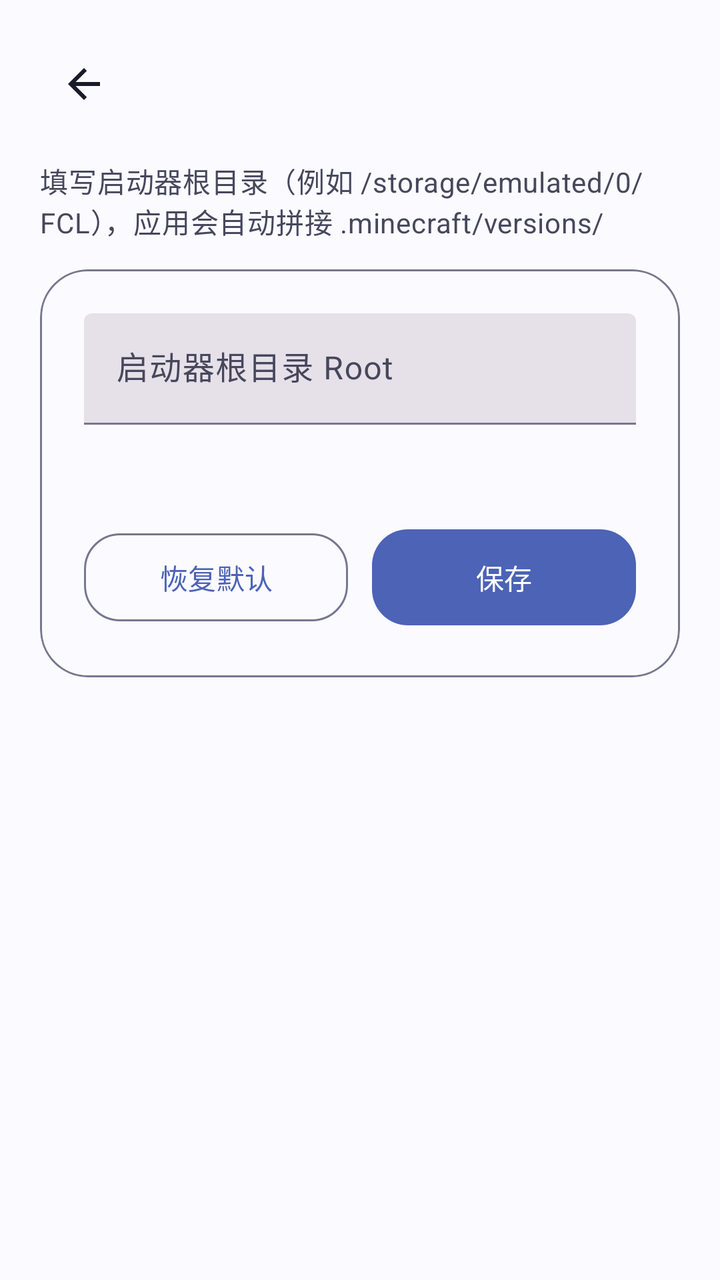
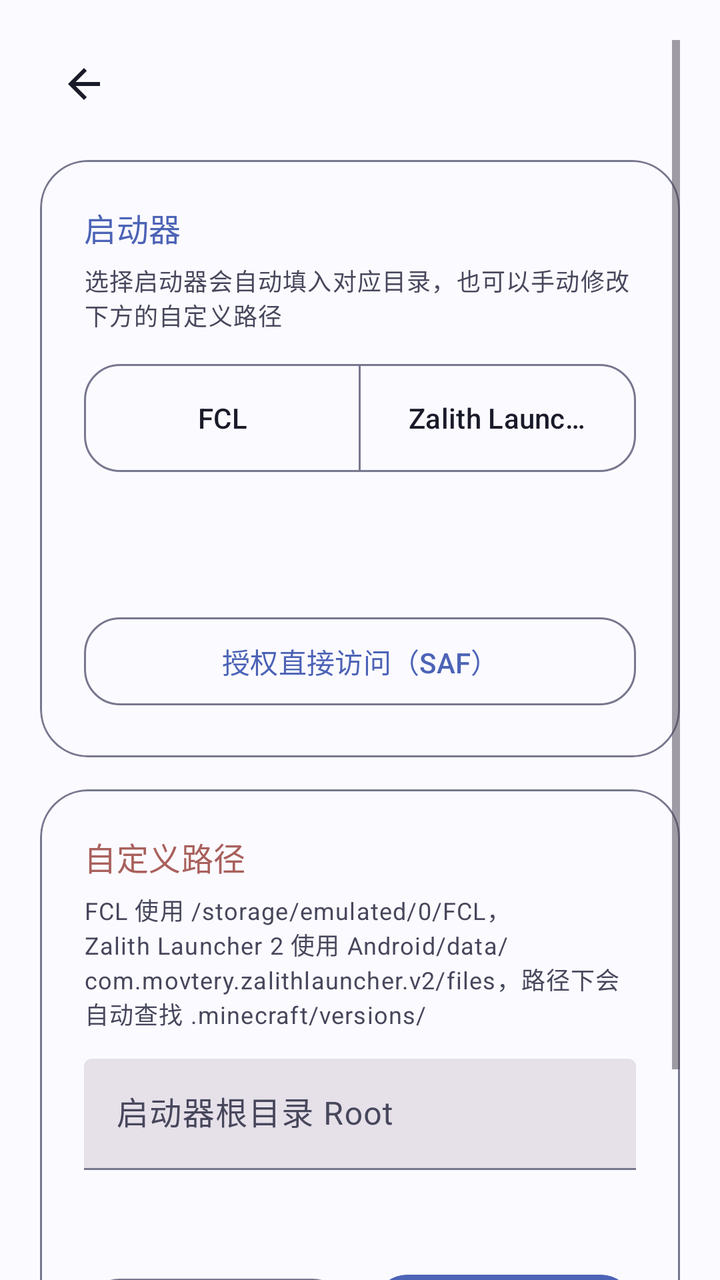

Compare the two renders of this Android layout. The source of the first and the diff that turns it into the second are given below.
<!-- AndroidManifest.xml: application theme Theme.VerityTool -->
<!-- res/layout/activity_path_settings.xml -->
<?xml version="1.0" encoding="utf-8"?>
<ScrollView xmlns:android="http://schemas.android.com/apk/res/android"
    android:layout_width="match_parent"
    android:layout_height="match_parent"
    android:clipToPadding="false"
    android:padding="20dp">

    <LinearLayout
        android:layout_width="match_parent"
        android:layout_height="wrap_content"
        android:orientation="vertical">

        <include layout="@layout/layout_toolbar" />

        <TextView
            android:layout_width="match_parent"
            android:layout_height="wrap_content"
            android:layout_marginTop="16dp"
            android:text="@string/path_desc"
            android:textAppearance="?attr/textAppearanceBodyMedium"
            android:textColor="?attr/colorOnSurfaceVariant" />

        <com.google.android.material.card.MaterialCardView
            style="@style/Widget.VerityTool.Card"
            android:layout_width="match_parent"
            android:layout_height="wrap_content"
            android:layout_marginTop="14dp">

            <LinearLayout
                android:layout_width="match_parent"
                android:layout_height="wrap_content"
                android:orientation="vertical"
                android:padding="22dp">

                <com.google.android.material.textfield.TextInputLayout
                    style="?attr/textInputFilledStyle"
                    android:layout_width="match_parent"
                    android:layout_height="wrap_content"
                    android:hint="@string/path_hint">

                    <com.google.android.material.textfield.TextInputEditText
                        android:id="@+id/et_path"
                        android:layout_width="match_parent"
                        android:layout_height="wrap_content"
                        android:imeOptions="actionDone"
                        android:inputType="textNoSuggestions"
                        android:singleLine="true" />
                </com.google.android.material.textfield.TextInputLayout>

                <TextView
                    android:id="@+id/path_preview"
                    android:layout_width="match_parent"
                    android:layout_height="wrap_content"
                    android:layout_marginTop="14dp"
                    android:textAppearance="?attr/textAppearanceBodySmall"
                    android:textColor="?attr/colorOnSurfaceVariant" />

                <LinearLayout
                    android:layout_width="match_parent"
                    android:layout_height="wrap_content"
                    android:layout_marginTop="18dp"
                    android:orientation="horizontal">

                    <com.google.android.material.button.MaterialButton
                        android:id="@+id/btn_default"
                        style="@style/Widget.VerityTool.Button.Outlined"
                        android:layout_width="0dp"
                        android:layout_height="wrap_content"
                        android:layout_weight="1"
                        android:text="@string/path_default" />

                    <com.google.android.material.button.MaterialButton
                        android:id="@+id/btn_save"
                        style="@style/Widget.VerityTool.Button"
                        android:layout_width="0dp"
                        android:layout_height="wrap_content"
                        android:layout_marginStart="12dp"
                        android:layout_weight="1"
                        android:text="@string/path_save" />
                </LinearLayout>
            </LinearLayout>
        </com.google.android.material.card.MaterialCardView>

        <TextView
            android:id="@+id/path_status"
            android:layout_width="match_parent"
            android:layout_height="wrap_content"
            android:layout_marginTop="16dp"
            android:textAppearance="?attr/textAppearanceBodyMedium"
            android:textColor="?attr/colorPrimary" />
    </LinearLayout>
</ScrollView>
<!-- res/layout/layout_toolbar.xml (included above) -->
<?xml version="1.0" encoding="utf-8"?>
<LinearLayout xmlns:android="http://schemas.android.com/apk/res/android"
    android:layout_width="match_parent"
    android:layout_height="wrap_content"
    android:gravity="center_vertical"
    android:orientation="horizontal">

    <ImageButton
        android:id="@+id/btn_back"
        android:layout_width="44dp"
        android:layout_height="44dp"
        android:background="?attr/selectableItemBackgroundBorderless"
        android:contentDescription="@string/action_back"
        android:src="@drawable/ic_arrow_back" />

    <TextView
        android:id="@+id/title_bar"
        android:layout_width="wrap_content"
        android:layout_height="wrap_content"
        android:layout_marginStart="4dp"
        android:textAppearance="?attr/textAppearanceTitleMedium"
        android:textColor="?attr/colorOnSurface" />
</LinearLayout>
<!-- resources referenced by this layout -->
<resources>
  <!-- drawable ic_arrow_back (drawable) -->
  <?xml version="1.0" encoding="utf-8"?>
  <vector xmlns:android="http://schemas.android.com/apk/res/android"
      android:width="24dp"
      android:height="24dp"
      android:viewportWidth="24"
      android:viewportHeight="24"
      android:tint="?attr/colorOnSurface">
      <path
          android:fillColor="@android:color/white"
          android:pathData="M20,11H7.83l5.59,-5.59L12,4l-8,8 8,8 1.41,-1.41L7.83,13H20v-2z" />
  </vector>
  <string name="action_back">返回</string>
  <string name="path_default">恢复默认</string>
  <string name="path_desc">填写启动器根目录（例如 /storage/emulated/0/FCL），应用会自动拼接 .minecraft/versions/</string>
  <string name="path_hint">启动器根目录 Root</string>
  <string name="path_save">保存</string>
  <style name="Widget.VerityTool.Button" parent="Widget.Material3.Button">
          <item name="android:minHeight">56dp</item>
          <item name="cornerRadius">18dp</item>
      </style>
  <style name="Widget.VerityTool.Button.Outlined" parent="Widget.Material3.Button.OutlinedButton">
          <item name="android:minHeight">52dp</item>
          <item name="cornerRadius">18dp</item>
      </style>
  <style name="Widget.VerityTool.Card" parent="Widget.Material3.CardView.Elevated">
          <item name="cardElevation">0dp</item>
          <item name="cardCornerRadius">24dp</item>
          <item name="strokeWidth">1dp</item>
          <item name="strokeColor">?attr/colorOutline</item>
          <item name="cardBackgroundColor">?attr/colorSurface</item>
      </style>
  <color name="monet_light_primary">#4C63B6</color>
  <color name="monet_light_on_primary">#FFFFFF</color>
  <color name="monet_light_primary_container">#DCE3FF</color>
  <color name="monet_light_on_primary_container">#001A54</color>
  <color name="monet_light_secondary">#6A5B93</color>
  <color name="monet_light_on_secondary">#FFFFFF</color>
  <color name="monet_light_secondary_container">#E7DEFF</color>
  <color name="monet_light_on_secondary_container">#210F4A</color>
  <color name="monet_light_tertiary">#A9605C</color>
  <color name="monet_light_on_tertiary">#FFFFFF</color>
  <color name="monet_light_tertiary_container">#FFDAD4</color>
  <color name="monet_light_on_tertiary_container">#3D0807</color>
  <color name="monet_light_background">#FBFAFF</color>
  <color name="monet_light_surface">#FBFAFF</color>
  <color name="monet_light_surface_variant">#E4E1F5</color>
  <color name="monet_light_on_surface">#1A1B29</color>
  <color name="monet_light_on_surface_variant">#47475C</color>
  <color name="monet_light_outline">#77778F</color>
  <color name="monet_light_error">#B3261E</color>
  <color name="monet_light_on_error">#FFFFFF</color>
  <style name="ThemeOverlay.VerityTool.Dialog" parent="ThemeOverlay.Material3.MaterialAlertDialog">
          <item name="dialogCornerRadius">28dp</item>
      </style>
  <!-- unchanged entries left out for length: 1 -->
</resources>

<!-- the commit's change to res/layout/activity_path_settings.xml (unified diff, before → after) -->
@@ -1,5 +1,6 @@
 <?xml version="1.0" encoding="utf-8"?>
 <ScrollView xmlns:android="http://schemas.android.com/apk/res/android"
+    xmlns:app="http://schemas.android.com/apk/res-auto"
     android:layout_width="match_parent"
     android:layout_height="match_parent"
     android:clipToPadding="false"
@@ -12,19 +13,11 @@
 
         <include layout="@layout/layout_toolbar" />
 
-        <TextView
-            android:layout_width="match_parent"
-            android:layout_height="wrap_content"
-            android:layout_marginTop="16dp"
-            android:text="@string/path_desc"
-            android:textAppearance="?attr/textAppearanceBodyMedium"
-            android:textColor="?attr/colorOnSurfaceVariant" />
-
         <com.google.android.material.card.MaterialCardView
             style="@style/Widget.VerityTool.Card"
             android:layout_width="match_parent"
             android:layout_height="wrap_content"
-            android:layout_marginTop="14dp">
+            android:layout_marginTop="16dp">
 
             <LinearLayout
                 android:layout_width="match_parent"
@@ -32,10 +25,105 @@
                 android:orientation="vertical"
                 android:padding="22dp">
 
+                <TextView
+                    android:layout_width="wrap_content"
+                    android:layout_height="wrap_content"
+                    android:text="@string/launcher_section"
+                    android:textAppearance="?attr/textAppearanceTitleMedium"
+                    android:textColor="?attr/colorPrimary" />
+
+                <TextView
+                    android:layout_width="match_parent"
+                    android:layout_height="wrap_content"
+                    android:layout_marginTop="6dp"
+                    android:text="@string/launcher_note"
+                    android:textAppearance="?attr/textAppearanceBodySmall"
+                    android:textColor="?attr/colorOnSurfaceVariant" />
+
+                <com.google.android.material.button.MaterialButtonToggleGroup
+                    android:id="@+id/launcher_group"
+                    android:layout_width="match_parent"
+                    android:layout_height="wrap_content"
+                    android:layout_marginTop="16dp"
+                    app:selectionRequired="false"
+                    app:singleSelection="true">
+
+                    <com.google.android.material.button.MaterialButton
+                        android:id="@+id/btn_fcl"
+                        style="@style/Widget.VerityTool.Button.Selectable"
+                        android:layout_width="0dp"
+                        android:layout_height="wrap_content"
+                        android:layout_weight="1"
+                        android:text="@string/launcher_name_fcl" />
+
+                    <com.google.android.material.button.MaterialButton
+                        android:id="@+id/btn_zl2"
+                        style="@style/Widget.VerityTool.Button.Selectable"
+                        android:layout_width="0dp"
+                        android:layout_height="wrap_content"
+                        android:layout_marginStart="12dp"
+                        android:layout_weight="1"
+                        android:text="@string/launcher_name_zl2" />
+                </com.google.android.material.button.MaterialButtonToggleGroup>
+
+                <TextView
+                    android:id="@+id/launcher_status"
+                    android:layout_width="match_parent"
+                    android:layout_height="wrap_content"
+                    android:layout_marginTop="14dp"
+                    android:textAppearance="?attr/textAppearanceBodySmall"
+                    android:textColor="?attr/colorPrimary" />
+
+                <TextView
+                    android:id="@+id/saf_status"
+                    android:layout_width="match_parent"
+                    android:layout_height="wrap_content"
+                    android:layout_marginTop="10dp"
+                    android:textAppearance="?attr/textAppearanceBodySmall"
+                    android:textColor="?attr/colorOnSurfaceVariant" />
+
+                <com.google.android.material.button.MaterialButton
+                    android:id="@+id/btn_saf"
+                    style="@style/Widget.VerityTool.Button.Outlined"
+                    android:layout_width="match_parent"
+                    android:layout_height="wrap_content"
+                    android:layout_marginTop="12dp"
+                    android:text="@string/saf_grant" />
+            </LinearLayout>
+        </com.google.android.material.card.MaterialCardView>
+
+        <com.google.android.material.card.MaterialCardView
+            style="@style/Widget.VerityTool.Card"
+            android:layout_width="match_parent"
+            android:layout_height="wrap_content"
+            android:layout_marginTop="16dp">
+
+            <LinearLayout
+                android:layout_width="match_parent"
+                android:layout_height="wrap_content"
+                android:orientation="vertical"
+                android:padding="22dp">
+
+                <TextView
+                    android:layout_width="wrap_content"
+                    android:layout_height="wrap_content"
+                    android:text="@string/path_custom_section"
+                    android:textAppearance="?attr/textAppearanceTitleMedium"
+                    android:textColor="?attr/colorTertiary" />
+
+                <TextView
+                    android:layout_width="match_parent"
+                    android:layout_height="wrap_content"
+                    android:layout_marginTop="6dp"
+                    android:text="@string/path_desc"
+                    android:textAppearance="?attr/textAppearanceBodySmall"
+                    android:textColor="?attr/colorOnSurfaceVariant" />
+
                 <com.google.android.material.textfield.TextInputLayout
                     style="?attr/textInputFilledStyle"
                     android:layout_width="match_parent"
                     android:layout_height="wrap_content"
+                    android:layout_marginTop="14dp"
                     android:hint="@string/path_hint">
 
                     <com.google.android.material.textfield.TextInputEditText
<!-- resource entries referenced after the edit -->
@@ -13,10 +13,16 @@
           android:pathData="M20,11H7.83l5.59,-5.59L12,4l-8,8 8,8 1.41,-1.41L7.83,13H20v-2z" />
   </vector>
   <string name="action_back">返回</string>
+  <string name="launcher_name_fcl">FCL</string>
+  <string name="launcher_name_zl2">Zalith Launcher 2</string>
+  <string name="launcher_note">选择启动器会自动填入对应目录，也可以手动修改下方的自定义路径</string>
+  <string name="launcher_section">启动器</string>
+  <string name="path_custom_section">自定义路径</string>
   <string name="path_default">恢复默认</string>
-  <string name="path_desc">填写启动器根目录（例如 /storage/emulated/0/FCL），应用会自动拼接 .minecraft/versions/</string>
+  <string name="path_desc">FCL 使用 /storage/emulated/0/FCL，Zalith Launcher 2 使用 Android/data/com.movtery.zalithlauncher.v2/files，路径下会自动查找 .minecraft/versions/</string>
   <string name="path_hint">启动器根目录 Root</string>
   <string name="path_save">保存</string>
+  <string name="saf_grant">授权直接访问（SAF）</string>
   <style name="Widget.VerityTool.Button" parent="Widget.Material3.Button">
           <item name="android:minHeight">56dp</item>
           <item name="cornerRadius">18dp</item>
@@ -24,6 +30,14 @@
   <style name="Widget.VerityTool.Button.Outlined" parent="Widget.Material3.Button.OutlinedButton">
           <item name="android:minHeight">52dp</item>
           <item name="cornerRadius">18dp</item>
+      </style>
+  <style name="Widget.VerityTool.Button.Selectable" parent="Widget.Material3.Button.OutlinedButton">
+          <item name="android:minHeight">54dp</item>
+          <item name="android:insetTop">0dp</item>
+          <item name="android:insetBottom">0dp</item>
+          <item name="cornerRadius">18dp</item>
+          <item name="android:textAllCaps">false</item>
+          <item name="android:textSize">14sp</item>
       </style>
   <style name="Widget.VerityTool.Card" parent="Widget.Material3.CardView.Elevated">
           <item name="cardElevation">0dp</item>
